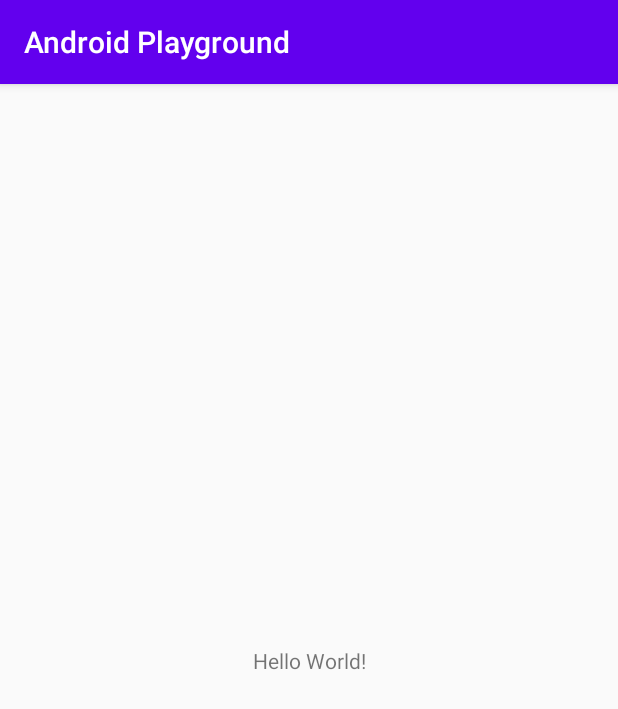
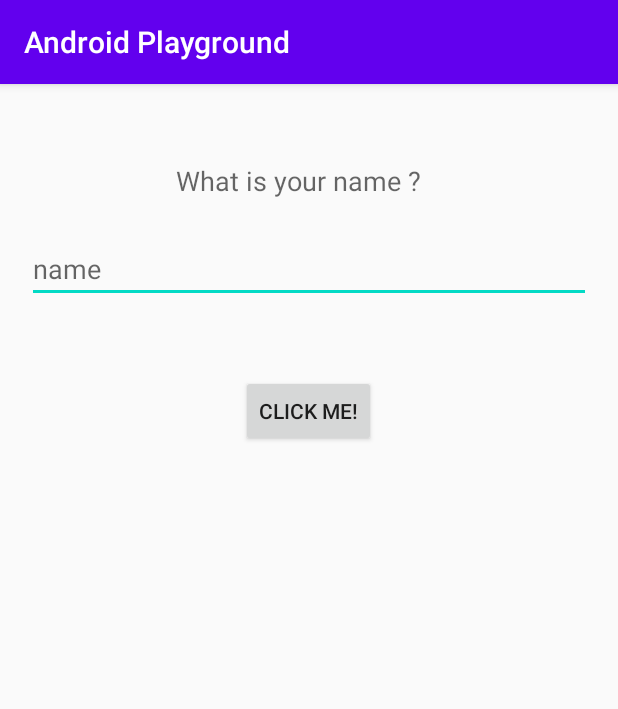
Before and after one commit to durgaprasadmamidi/AndroidPlayground, an Android app: the screen it shows after launch (MainActivity), on a phone screen of 412 x 824 dp. Shown: the top 709 px of the screen. Run offline under Robolectric (Android 15) with nearby library versions, the light colour scheme and no system bars.

Commit message:
toast completed

```diff
--- a/app/src/main/java/com/durgaprasad/androidplayground/MainActivity.java
+++ b/app/src/main/java/com/durgaprasad/androidplayground/MainActivity.java
@@ -3,6 +3,9 @@ package com.durgaprasad.androidplayground;
 import androidx.appcompat.app.AppCompatActivity;
 
 import android.os.Bundle;
+import android.view.View;
+import android.widget.EditText;
+import android.widget.Toast;
 
 public class MainActivity extends AppCompatActivity {
 
@@ -11,4 +14,9 @@ public class MainActivity extends AppCompatActivity {
         super.onCreate(savedInstanceState);
         setContentView(R.layout.activity_main);
     }
+
+    public void buttonClicked(View view){
+        EditText editText = (EditText) findViewById(R.id.PersonName);
+        Toast.makeText(this, "hello "+editText.getText().toString(), Toast.LENGTH_LONG).show();
+    }
 }
--- a/app/src/main/res/layout/activity_main.xml
+++ b/app/src/main/res/layout/activity_main.xml
@@ -6,13 +6,43 @@
     android:layout_height="match_parent"
     tools:context=".MainActivity">
 
+    <EditText
+        android:id="@+id/PersonName"
+        android:layout_width="0dp"
+        android:layout_height="wrap_content"
+        android:layout_marginStart="18dp"
+        android:layout_marginTop="24dp"
+        android:layout_marginEnd="18dp"
+        android:ems="10"
+        android:hint="name"
+        android:inputType="textPersonName"
+        app:layout_constraintEnd_toEndOf="parent"
+        app:layout_constraintHorizontal_bias="0.0"
+        app:layout_constraintStart_toStartOf="parent"
+        app:layout_constraintTop_toBottomOf="@+id/textView2" />
+
     <TextView
+        android:id="@+id/textView2"
         android:layout_width="wrap_content"
         android:layout_height="wrap_content"
-        android:text="Hello World!"
-        app:layout_constraintBottom_toBottomOf="parent"
-        app:layout_constraintLeft_toLeftOf="parent"
-        app:layout_constraintRight_toRightOf="parent"
+        android:layout_marginStart="117dp"
+        android:layout_marginTop="52dp"
+        android:layout_marginEnd="112dp"
+        android:text="What is your name ?"
+        android:textAppearance="@style/TextAppearance.AppCompat.Medium"
+        app:layout_constraintEnd_toEndOf="parent"
+        app:layout_constraintHorizontal_bias="0.0"
+        app:layout_constraintStart_toStartOf="parent"
         app:layout_constraintTop_toTopOf="parent" />
 
+    <Button
+        android:id="@+id/button"
+        android:layout_width="wrap_content"
+        android:layout_height="wrap_content"
+        android:layout_marginTop="48dp"
+        android:layout_marginEnd="161dp"
+        android:onClick="buttonClicked"
+        android:text="Click me!"
+        app:layout_constraintEnd_toEndOf="parent"
+        app:layout_constraintTop_toBottomOf="@+id/PersonName" />
 </androidx.constraintlayout.widget.ConstraintLayout>
```
